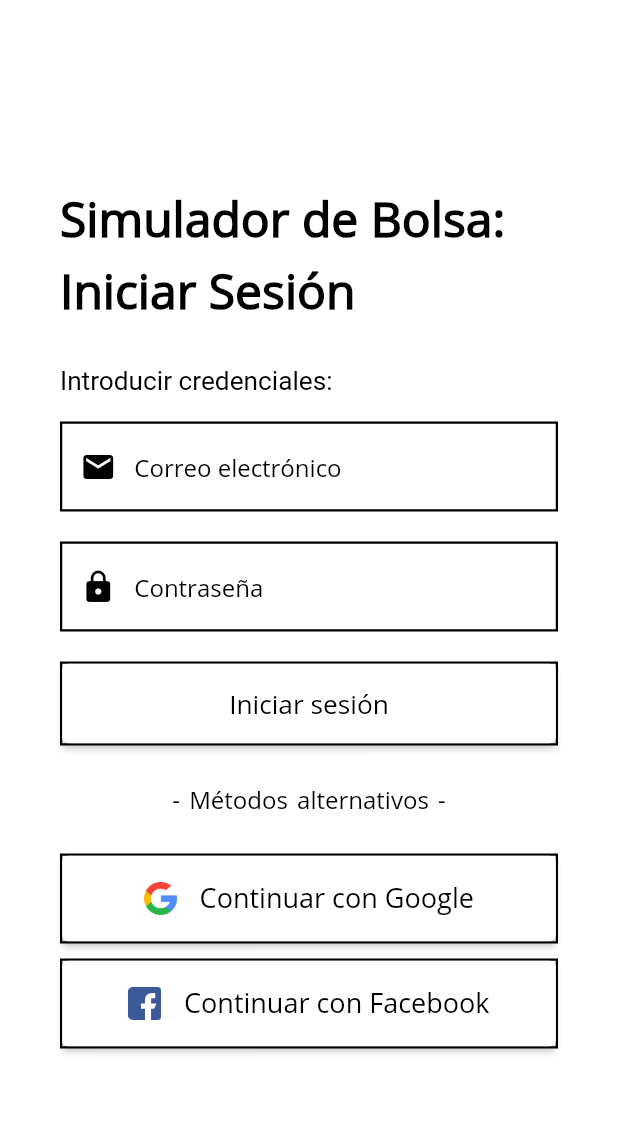
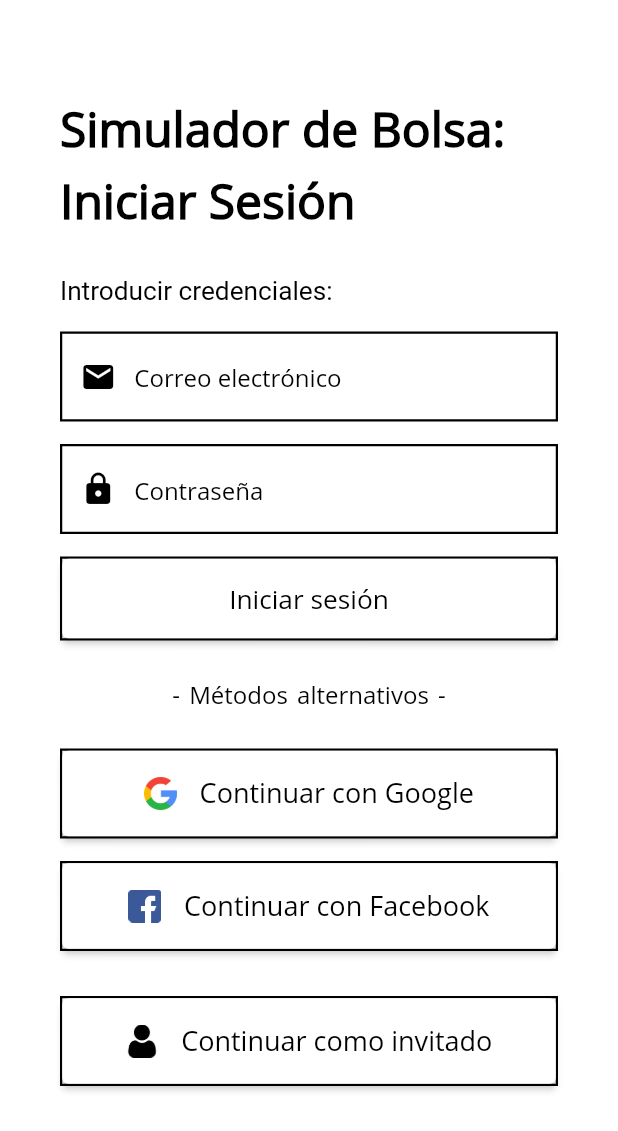
Before and after one commit to JoshuaR503/Stock-Market-Simulator, a Flutter app: the screen it shows after launch, on a phone screen of 412 x 824 dp. Shown: the top 1131 px of the screen. Run offline on Flutter 3.47's test engine with Material 2 defaults, Android fonts, the phone set to English and light mode, and no system bars; our stand-ins replace cloud_firestore, firebase_analytics, firebase_auth, firebase_core, font_awesome_flutter, google_sign_in; missing offline and left inert: apple_sign_in, flutter_facebook_auth; accounts and stored records are empty.

Commit message:
Added Guest login.

```diff
--- a/lib/screens/login/login.dart
+++ b/lib/screens/login/login.dart
@@ -13,6 +13,7 @@ class LoginScreen extends StatefulWidget {
 class _LoginScreenState extends State<LoginScreen> {
 
   AuthService auth = AuthService();
+  bool rememberMe = false;
 
   final _emailController = TextEditingController();
   final _passwordController = TextEditingController();
@@ -49,7 +50,7 @@ class _LoginScreenState extends State<LoginScreen> {
                   height: double.infinity,
                   child: SingleChildScrollView(
                     physics: AlwaysScrollableScrollPhysics(),
-                    padding: EdgeInsets.symmetric(horizontal: 40.0,vertical: 120.0),
+                    padding: EdgeInsets.symmetric(horizontal: 40.0,vertical: 60.0),
                     child: this._buildBody()
                   ),
                 )
@@ -63,7 +64,7 @@ class _LoginScreenState extends State<LoginScreen> {
 
   Widget _buildBody() {
     return Column(
-      mainAxisAlignment: MainAxisAlignment.center,
+      mainAxisAlignment: MainAxisAlignment.spaceAround,
       children: <Widget>[
         Text(
           'Simulador de Bolsa: Iniciar Sesión',
@@ -84,7 +85,7 @@ class _LoginScreenState extends State<LoginScreen> {
           showLabel: true,
         ),
 
-        SizedBox(height: 20.0),
+        SizedBox(height: 15),
         LoginInput(
           hintText: "Contraseña",
           icon: Icons.lock,
@@ -92,24 +93,23 @@ class _LoginScreenState extends State<LoginScreen> {
           controller: _passwordController,
         ),
 
-        SizedBox(height: 20.0),
+        SizedBox(height: 15),
         _buildLoginBtn(),
 
-        _altLoginText(),
+        _uiText("- Métodos alternativos -"),
+        AltLoginButton(imageUrl: "assets/search.png", text: "Continuar con Google", loginMethod: auth.googleSignIn),
 
-        AltLoginButton(imageUrl: 'assets/search.png', text: 'Continuar con Google', loginMethod: auth.googleSignIn),
+        SizedBox(height: 15),
+        AltLoginButton(imageUrl: "assets/facebook.png",text: "Continuar con Facebook", loginMethod: auth.signInWithFacebook),
 
-        SizedBox(height: 10,),
-        AltLoginButton(imageUrl: 'assets/facebook.png',text: 'Continuar con Facebook', loginMethod: auth.signInWithFacebook),
-
-        SizedBox(height: 15,),
+        SizedBox(height: 15),
         FutureBuilder(
           future: auth.appleSignInAvailable,
           builder: (context, snapshot) {
             if (snapshot.data == true) {
               return AltLoginButton(
-                imageUrl: 'assets/apple.png',
-                text: 'Continuar con Apple',
+                imageUrl: "assets/apple.png",
+                text: "Continuar con Apple",
                 loginMethod: auth.appleSignIn
               );
             } else {
@@ -117,6 +117,9 @@ class _LoginScreenState extends State<LoginScreen> {
             }
           }
         ),
+
+        SizedBox(height: 15),
+        AltLoginButton(imageUrl: "assets/user.png",text: "Continuar como invitado", loginMethod: auth.annLogin),
       ],
     );
   }
@@ -151,11 +154,11 @@ class _LoginScreenState extends State<LoginScreen> {
     );
   }
 
-  Widget _altLoginText() {
+  Widget _uiText(String text) {
     return Padding(
       padding: EdgeInsets.all(25),
       child: Text(
-        '- Métodos alternativos -',
+        text,
         style: TextStyle(
           color: Colors.black,
           wordSpacing: 2,
--- a/lib/services/auth.dart
+++ b/lib/services/auth.dart
@@ -17,7 +17,6 @@ class AuthService {
 
   /// Google Sign.
   final GoogleSignIn _googleSignIn = GoogleSignIn();
-
 
   /// Current user.
   User get getUser =>  _auth.currentUser;
@@ -42,7 +41,6 @@ class AuthService {
     @required String email,
     @required String password
   }) async {
-
     try {
 
       final UserCredential userCredential = await _auth.signInWithEmailAndPassword(
@@ -50,23 +48,11 @@ class AuthService {
         password: password
       );
 
-      final User user = userCredential.user;
-
-      return user;
+      return userCredential.user;
     } catch (e) {
       return null;
     }
-    // } on FirebaseAuthException catch (e) {
-    //   if (e.code == 'user-not-found') {
-    //     print('No user found for that email.');
-    //     return null;
-    //   } else if (e.code == 'wrong-password') {
-    //     print('Wrong password provided for that user.');
-    //     return null;
-    //   }
-    // }
   }
-
 
   /// Google Sign in.
   Future<User> googleSignIn() async {
--- a/pubspec.yaml
+++ b/pubspec.yaml
@@ -62,6 +62,7 @@ flutter:
    - assets/search.png
    - assets/apple.png
    - assets/facebook.png
+   - assets/user.png
 
   fonts:
     - family: OpenSans
```
Also changed, not shown: assets/user.png (added).
